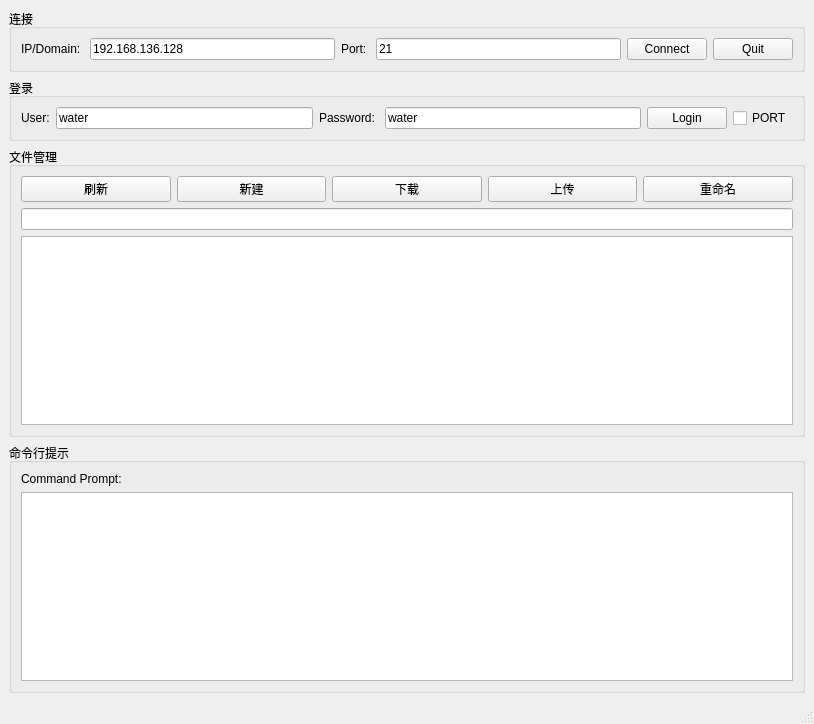
Above: client.ui from ubuntuwinter/ftpClient before the change. Below: the same form after it.
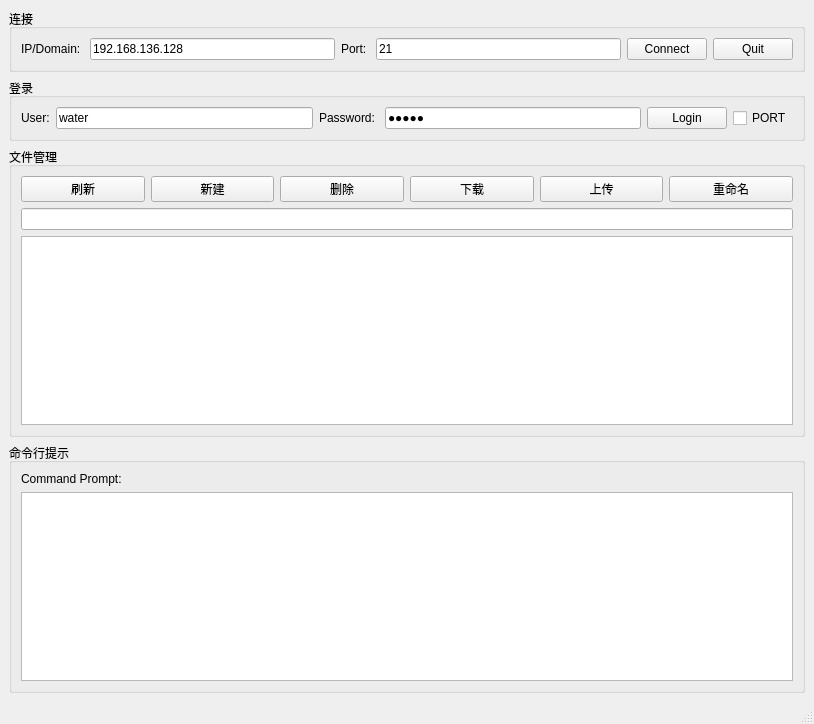
That is the form after the change.

Commit message: only leave RETR and STOR

```diff
--- a/client.ui
+++ b/client.ui
@@ -116,6 +116,9 @@
                <property name="text">
                 <string>water</string>
                </property>
+               <property name="echoMode">
+                <enum>QLineEdit::Password</enum>
+               </property>
               </widget>
              </item>
             </layout>
@@ -165,6 +168,13 @@
              </property>
             </widget>
            </item>
+           <item>
+            <widget class="QPushButton" name="deleteButton">
+             <property name="text">
+              <string>删除</string>
+             </property>
+            </widget>
+           </item>
            <item>
             <widget class="QPushButton" name="downloadButton">
              <property name="text">
```
The commit also changes 2 other files.
